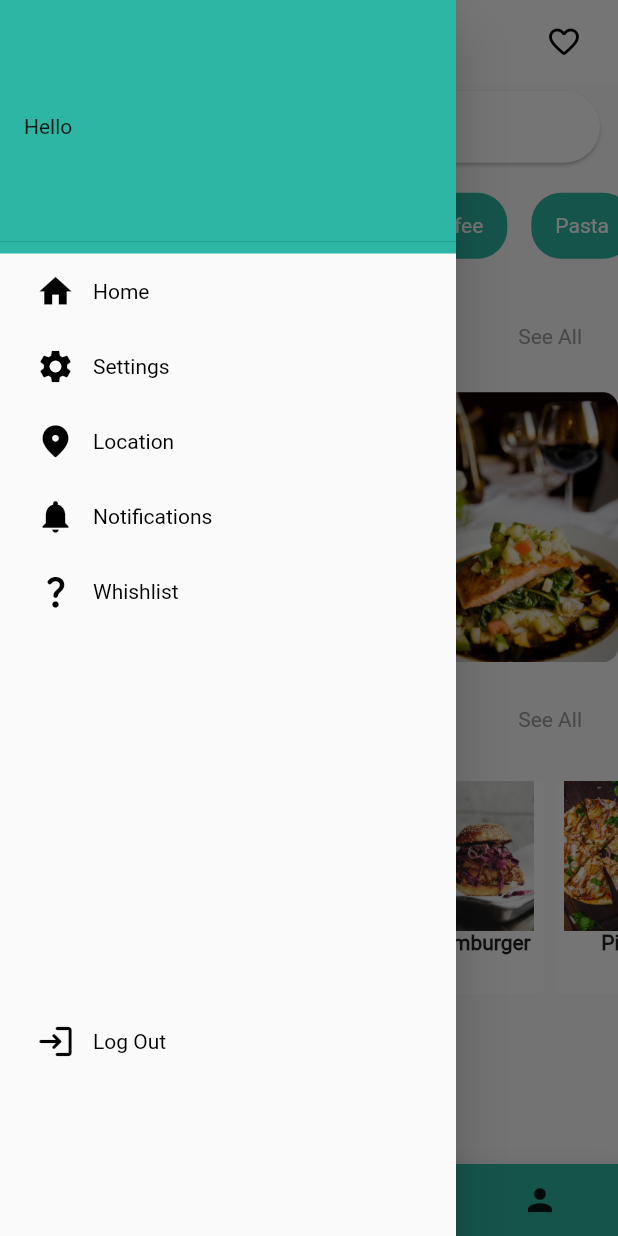
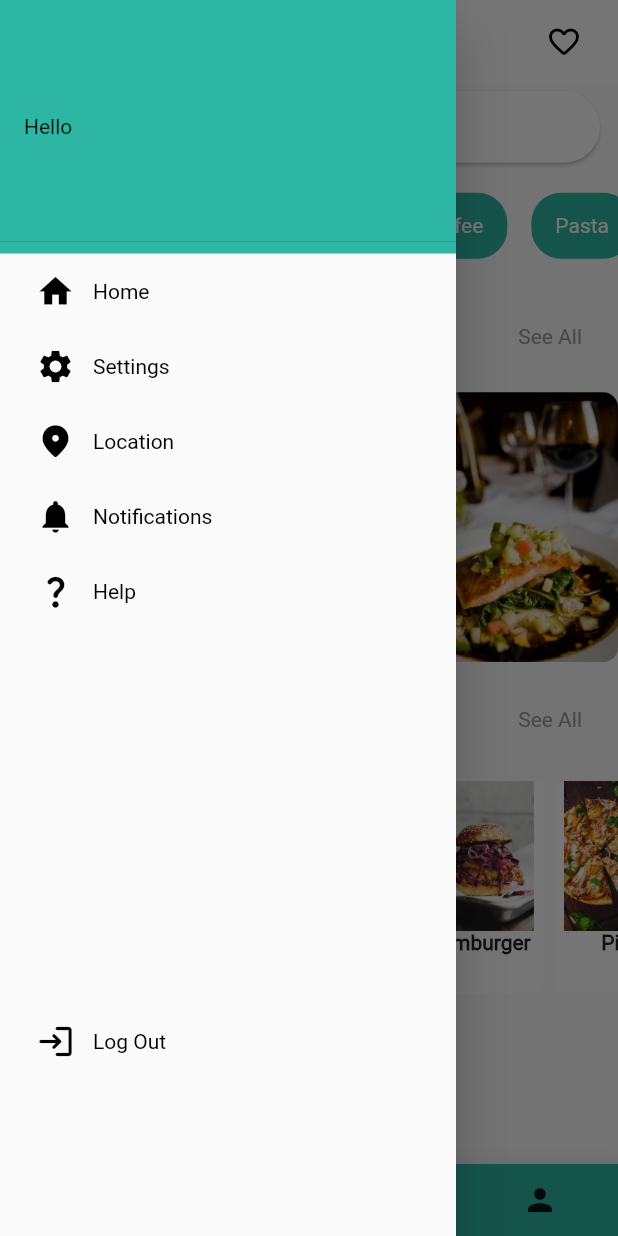
Before and after one commit to Ltfyysr/foodie, a Flutter app: the HomePage screen opened directly, with the side drawer open, on a phone screen of 412 x 824 dp. Run offline on Flutter 3.47's test engine with Material 2 defaults, Android fonts, the phone set to English and light mode, and no system bars; our stand-ins replace dio, flutter_bloc.

Commit message:
drawer edited

```diff
--- a/lib/views/drawer_page.dart
+++ b/lib/views/drawer_page.dart
@@ -1,5 +1,6 @@
 import 'package:flutter/material.dart';
 import 'package:foodie/colors.dart';
+import 'package:foodie/views/home_page.dart';
 import 'package:foodie/views/landing_page.dart';
 
 class DrawerPage extends StatefulWidget {
@@ -27,13 +28,18 @@ class _DrawerPageState extends State<DrawerPage> {
                 ),
               ),
             ),
-            drawerItems(
+            GestureDetector(
+              onTap: (){
+                Navigator.push(context, MaterialPageRoute(builder: (context)=>HomePage()));
+              },
+              child: drawerItems(
                   icons: Icon(
                     Icons.home,
                     color: color3,
                     size: 26,
                   ),
                   text: 'Home'),
+            ),
             drawerItems(
                 icons: Icon(
                   Icons.settings,
@@ -61,7 +67,7 @@ class _DrawerPageState extends State<DrawerPage> {
                   color: color3,
                   size: 26,
                 ),
-                text: "Whishlist"),
+                text: "Help"),
             SizedBox(height: 250),
             GestureDetector(
               onTap: () {
```
Lines whose indentation alone changed are shown as unchanged.
